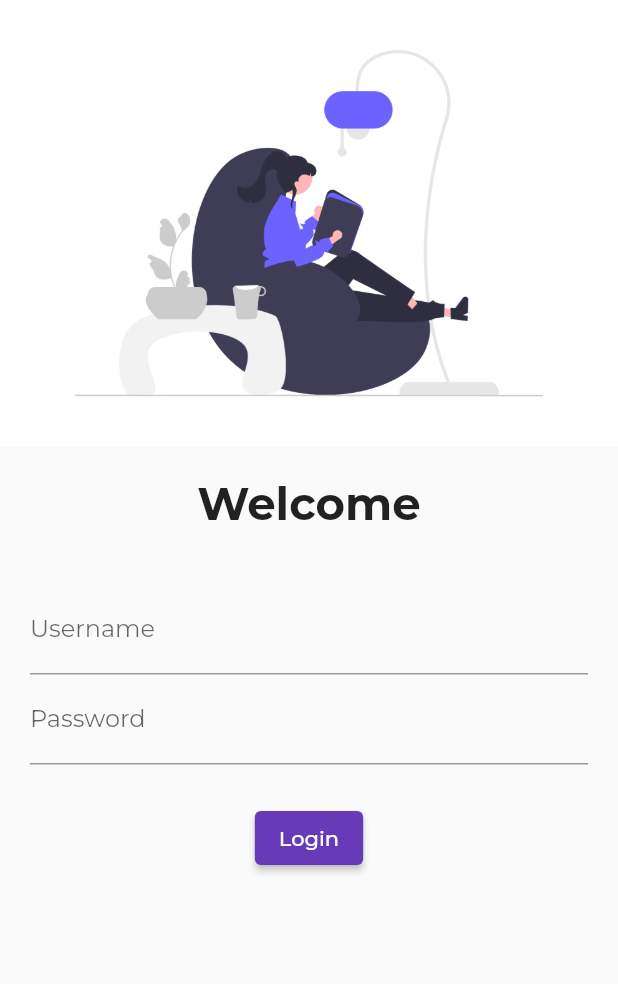
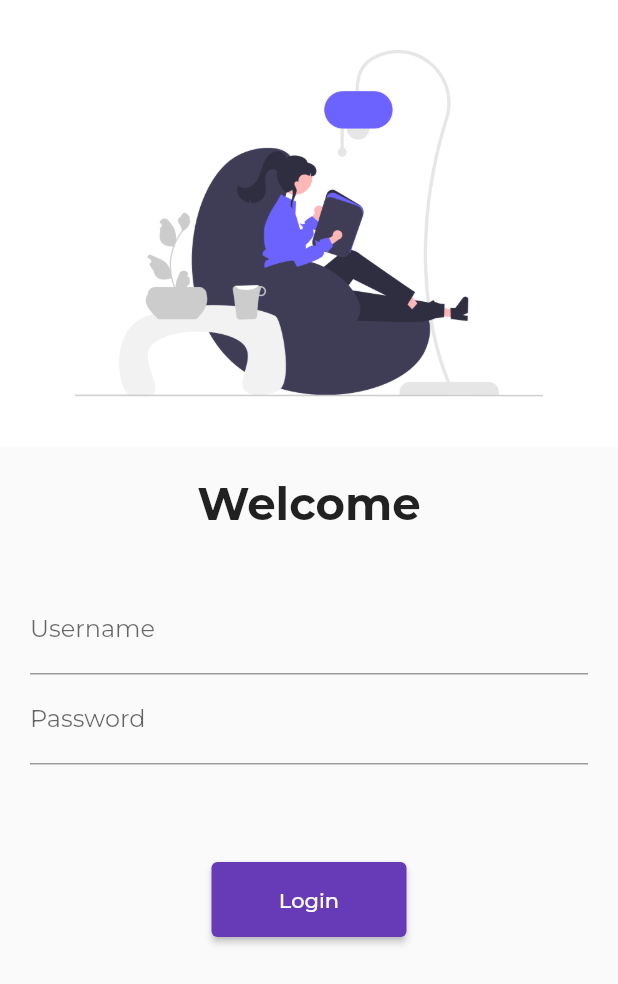
Before and after one commit to Siddharth747/Catalog_app, a Flutter app: the screen it shows after launch, on a phone screen of 412 x 824 dp. Shown: the top 984 px of the screen. Run offline on Flutter 3.47's test engine with Material 2 defaults, Android fonts, the phone set to English and light mode, and no system bars; our stand-ins replace google_fonts.

Commit message:
day 5 completed

```diff
--- a/lib/main.dart
+++ b/lib/main.dart
@@ -1,6 +1,7 @@
 import 'package:flutter/material.dart';
 import 'package:flutter_ecommerce_app/pages/Homepage.dart';
 import 'package:flutter_ecommerce_app/pages/Loginpage.dart';
+import 'package:flutter_ecommerce_app/utils/routes.dart';
 import 'package:google_fonts/google_fonts.dart';
 
 void main() {
@@ -20,10 +21,12 @@ class MyApp extends StatelessWidget {
         darkTheme: ThemeData(
           brightness: Brightness.light,
         ),
+        debugShowCheckedModeBanner: false,
         initialRoute: '/',
         routes: {
-          "/": (context) => Loginpage(),
-          "/HomePage/": (context) => Homepage(),
+          "/": (context) => const Loginpage(),
+          Myroutes.homeroute: (context) => const Homepage(),
+          Myroutes.loginroute: (context) => const Loginpage(),
         });
   }
 }
--- a/lib/pages/Loginpage.dart
+++ b/lib/pages/Loginpage.dart
@@ -1,5 +1,7 @@
 import 'package:flutter/material.dart';
 import 'dart:developer' as devtools show log;
+
+import 'package:flutter_ecommerce_app/utils/routes.dart';
 
 class Loginpage extends StatelessWidget {
   const Loginpage({Key? key}) : super(key: key);
@@ -7,6 +9,7 @@ class Loginpage extends StatelessWidget {
   @override
   Widget build(BuildContext context) {
     return Material(
+      child: SingleChildScrollView(
         child: Column(children: [
           Image.asset(
             "assets/images/read_image.png",
@@ -42,14 +45,17 @@ class Loginpage extends StatelessWidget {
             ),
           ),
           const SizedBox(
-          height: 10,
+            height: 50,
           ),
           ElevatedButton(
               onPressed: () {
                 devtools.log("Login");
+                Navigator.pushNamed(context, Myroutes.homeroute);
               },
+              style: TextButton.styleFrom(minimumSize: const Size(130, 50)),
               child: const Text("Login")),
         ]),
+      ),
     );
   }
 }
--- /dev/null
+++ b/lib/utils/routes.dart
@@ -0,0 +1,4 @@
+class Myroutes {
+  static String homeroute = '/HomePage/';
+  static String loginroute = '/LoginRoute/';
+}
```
Lines whose indentation alone changed are shown as unchanged.
